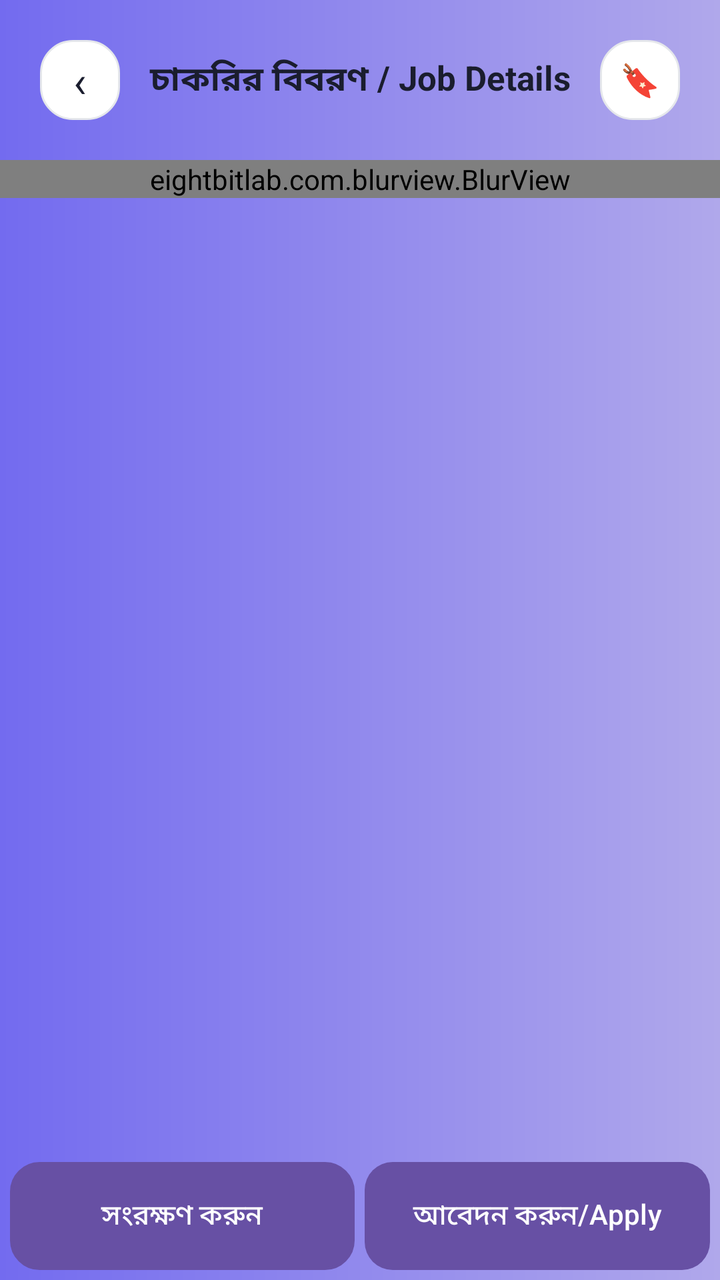
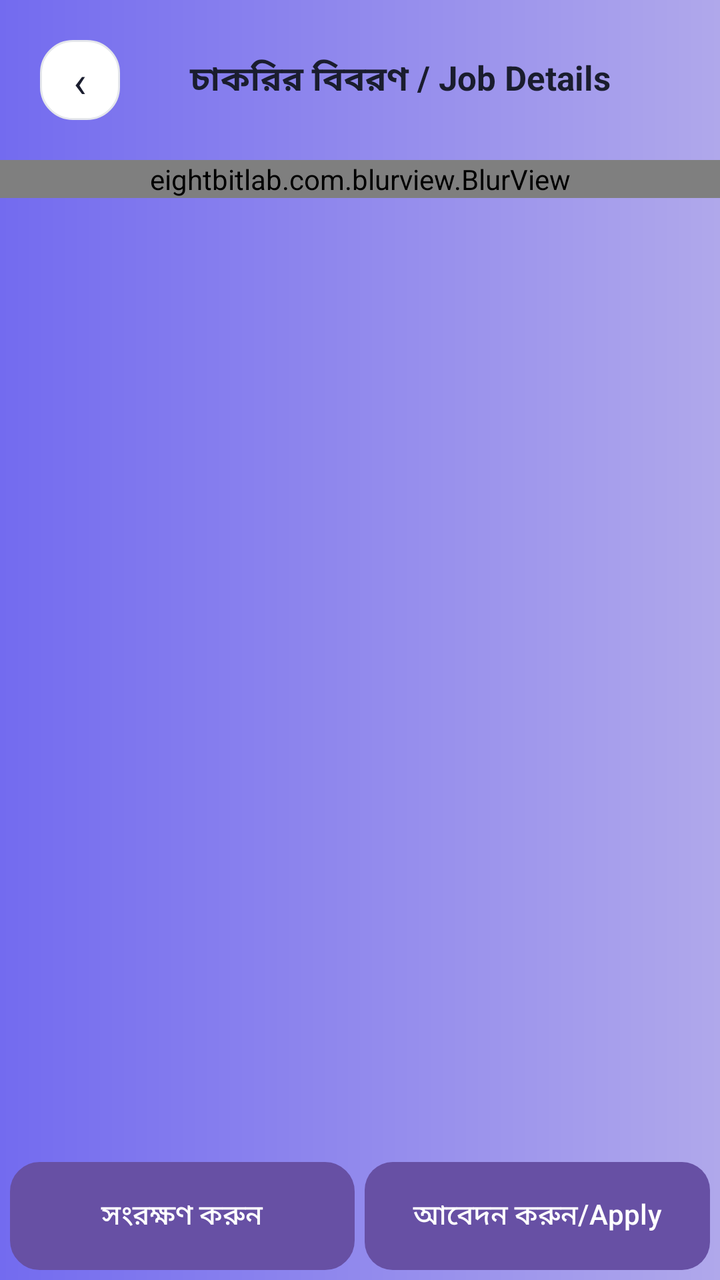

Before-and-after screenshots of an Android layout around one commit, followed by the original layout XML and the change that was made.
<!-- AndroidManifest.xml: application theme Theme.ShoeTA -->
<!-- res/layout/activity_job_detail.xml -->
<?xml version="1.0" encoding="utf-8"?>
<LinearLayout xmlns:android="http://schemas.android.com/apk/res/android"
    android:layout_width="match_parent"
    android:layout_height="match_parent"
    android:orientation="vertical"
    android:background="@drawable/bg_gradient_header">

    
    <LinearLayout
        android:layout_width="match_parent"
        android:layout_height="wrap_content"
        android:orientation="horizontal"
        android:gravity="center_vertical"
        android:padding="20dp"
        android:paddingTop="24dp"
       >
        <FrameLayout
            android:layout_width="40dp"
            android:layout_height="40dp"
            android:background="@drawable/bg_card"
            android:clickable="true"
            android:focusable="true"
            android:id="@+id/btnBack">
            <TextView
                android:layout_width="match_parent"
                android:layout_height="match_parent"
                android:text="‹"
                android:textSize="22sp"
                android:gravity="center"
                android:textColor="@color/text_primary"/>
        </FrameLayout>

        <TextView
            android:layout_width="0dp"
            android:layout_height="wrap_content"
            android:layout_weight="1"
            android:text="চাকরির বিবরণ / Job Details"
            android:textSize="17sp"
            android:textStyle="bold"
            android:textColor="@color/text_primary"
            android:gravity="center"/>

        <FrameLayout
            android:layout_width="40dp"
            android:layout_height="40dp"
            android:background="@drawable/bg_card"
            android:clickable="true"
            android:focusable="true"
            android:id="@+id/btnSaveDetail">
            <TextView
                android:layout_width="match_parent" android:layout_height="match_parent"
                android:text="🔖" android:textSize="16sp" android:gravity="center"/>
        </FrameLayout>
    </LinearLayout>

    <ScrollView
        android:layout_width="match_parent"
        android:layout_height="0dp"
        android:layout_weight="1"
        android:overScrollMode="never">

        <LinearLayout
            android:layout_width="match_parent"
            android:layout_height="wrap_content"
            android:orientation="vertical"
           >

        <eightbitlab.com.blurview.BlurView
            android:id="@+id/glassCard"
            android:layout_width="match_parent"
            android:layout_height="wrap_content"
            android:background="@drawable/bg_glass_overlay">
        
        <LinearLayout
            android:layout_width="match_parent"
            android:layout_height="wrap_content"
            android:orientation="vertical"
            android:padding="10dp">
            
            <LinearLayout
                android:layout_width="match_parent"
                android:layout_height="wrap_content"
                android:orientation="vertical"
                android:background="@drawable/bg_card"
                android:padding="24dp"
                android:gravity="center"
                android:layout_marginBottom="16dp">


                <FrameLayout android:layout_width="80dp" android:layout_height="80dp"
                    android:layout_marginBottom="14dp">
                    <View android:layout_width="80dp" android:layout_height="80dp"
                        android:background="@drawable/bg_circle_purple"/>
                    <TextView android:layout_width="match_parent" android:layout_height="match_parent"
                        android:text="👟" android:textSize="34sp" android:gravity="center"/>
                </FrameLayout>

                <TextView android:id="@+id/tvDetailJobTitle"
                    android:layout_width="wrap_content" android:layout_height="wrap_content"
                    android:text="Job Title" android:textSize="20sp" android:textStyle="bold"
                    android:textColor="@color/text_primary" android:gravity="center"
                    android:layout_marginBottom="4dp"/>

                <TextView android:id="@+id/tvDetailCompany"
                    android:layout_width="wrap_content" android:layout_height="wrap_content"
                    android:text="Company Name" android:textSize="14sp"
                    android:textColor="@color/text_secondary" android:gravity="center"/>
            </LinearLayout>

            
            <LinearLayout android:layout_width="match_parent" android:layout_height="wrap_content"
                android:orientation="horizontal"
                android:background="@drawable/bg_card"
                android:padding="16dp"
                android:layout_marginBottom="16dp">

                
                <LinearLayout android:layout_width="0dp" android:layout_height="wrap_content"
                    android:layout_weight="1" android:orientation="vertical" android:gravity="center">
                    <FrameLayout android:layout_width="40dp" android:layout_height="40dp"
                        android:layout_gravity="center" android:layout_marginBottom="8dp">
                        <View android:layout_width="40dp" android:layout_height="40dp"
                            android:background="@drawable/bg_circle_purple"/>
                        <TextView android:layout_width="match_parent" android:layout_height="match_parent"
                            android:text="💰" android:textSize="18sp" android:gravity="center"/>
                    </FrameLayout>
                    <TextView android:layout_width="wrap_content" android:layout_height="wrap_content"
                        android:text="বেতন" android:textSize="11sp"
                        android:textColor="@color/text_secondary" android:gravity="center"/>
                    <TextView android:id="@+id/tvDetailSalary"
                        android:layout_width="wrap_content" android:layout_height="wrap_content"
                        android:text="৳8,000/মাস" android:textSize="13sp" android:textStyle="bold"
                        android:textColor="@color/text_primary" android:gravity="center"/>
                </LinearLayout>

                
                <View android:layout_width="1dp" android:layout_height="match_parent"
                    android:background="@color/divider" android:layout_marginStart="4dp"
                    android:layout_marginEnd="4dp"/>

                
                <LinearLayout android:layout_width="0dp" android:layout_height="wrap_content"
                    android:layout_weight="1" android:orientation="vertical" android:gravity="center">
                    <FrameLayout android:layout_width="40dp" android:layout_height="40dp"
                        android:layout_gravity="center" android:layout_marginBottom="8dp">
                        <View android:layout_width="40dp" android:layout_height="40dp"
                            android:background="@drawable/bg_circle_blue"/>
                        <TextView android:layout_width="match_parent" android:layout_height="match_parent"
                            android:text="⏱" android:textSize="18sp" android:gravity="center"/>
                    </FrameLayout>
                    <TextView android:layout_width="wrap_content" android:layout_height="wrap_content"
                        android:text="ধরন" android:textSize="11sp"
                        android:textColor="@color/text_secondary" android:gravity="center"/>
                    <TextView android:id="@+id/tvDetailJobType"
                        android:layout_width="wrap_content" android:layout_height="wrap_content"
                        android:text="Full-Time" android:textSize="13sp" android:textStyle="bold"
                        android:textColor="@color/text_primary" android:gravity="center"/>
                </LinearLayout>

                
                <View android:layout_width="1dp" android:layout_height="match_parent"
                    android:background="@color/divider" android:layout_marginStart="4dp"
                    android:layout_marginEnd="4dp"/>

                
                <LinearLayout android:layout_width="0dp" android:layout_height="wrap_content"
                    android:layout_weight="1" android:orientation="vertical" android:gravity="center">
                    <FrameLayout android:layout_width="40dp" android:layout_height="40dp"
                        android:layout_gravity="center" android:layout_marginBottom="8dp">
                        <View android:layout_width="40dp" android:layout_height="40dp"
                            android:background="@drawable/bg_circle_green"/>
                        <TextView android:layout_width="match_parent" android:layout_height="match_parent"
                            android:text="📍" android:textSize="18sp" android:gravity="center"/>
                    </FrameLayout>
                    <TextView android:layout_width="wrap_content" android:layout_height="wrap_content"
                        android:text="এলাকা" android:textSize="11sp"
                        android:textColor="@color/text_secondary" android:gravity="center"/>
                    <TextView android:id="@+id/tvDetailLocation"
                        android:layout_width="wrap_content" android:layout_height="wrap_content"
                        android:text="Mirpur" android:textSize="13sp" android:textStyle="bold"
                        android:textColor="@color/text_primary" android:gravity="center"/>
                </LinearLayout>
            </LinearLayout>

            
            <LinearLayout android:layout_width="match_parent" android:layout_height="wrap_content"
                android:orientation="horizontal"
                android:layout_marginBottom="16dp">
                <TextView android:id="@+id/tvDetailShift"
                    android:layout_width="wrap_content" android:layout_height="30dp"
                    android:text="Day Shift" android:textSize="12sp" android:gravity="center"
                    android:textColor="@color/tag_night_text" android:background="@drawable/bg_tag_blue"
                    android:paddingStart="14dp" android:paddingEnd="14dp" android:layout_marginEnd="8dp"/>
                <TextView android:id="@+id/tvDetailGender"
                    android:layout_width="wrap_content" android:layout_height="30dp"
                    android:text="Male / Female" android:textSize="12sp" android:gravity="center"
                    android:textColor="@color/chip_idle_text" android:background="@drawable/bg_chip_idle"
                    android:paddingStart="14dp" android:paddingEnd="14dp" android:layout_marginEnd="8dp"/>
            </LinearLayout>

            
            <LinearLayout android:layout_width="match_parent" android:layout_height="wrap_content"
                android:orientation="vertical"
                android:background="@drawable/bg_card"
                android:padding="20dp"
                android:layout_marginBottom="16dp">

                <TextView android:layout_width="wrap_content" android:layout_height="wrap_content"
                    android:text="বিবরণ / Job Description:"
                    android:textSize="16sp" android:textStyle="bold"
                    android:textColor="@color/text_primary" android:layout_marginBottom="10dp"/>

                <TextView android:id="@+id/tvDetailPayment"
                    android:layout_width="wrap_content" android:layout_height="wrap_content"
                    android:text="• বেতন পদ্ধতি: Salary Based"
                    android:textSize="14sp" android:textColor="@color/text_secondary"
                    android:lineSpacingExtra="4dp" android:layout_marginBottom="6dp"/>

                <TextView android:id="@+id/tvDetailWorkers"
                    android:layout_width="wrap_content" android:layout_height="wrap_content"
                    android:text="• প্রয়োজনীয় কর্মী: ১০ জন"
                    android:textSize="14sp" android:textColor="@color/text_secondary"
                    android:lineSpacingExtra="4dp" android:layout_marginBottom="6dp"/>

                <TextView android:id="@+id/tvDetailOvertime"
                    android:layout_width="wrap_content" android:layout_height="wrap_content"
                    android:text="• ⏰ওভারটাইম: আছে"
                    android:textSize="14sp" android:textColor="@color/text_secondary"
                    android:lineSpacingExtra="4dp"/>
                <TextView android:id="@+id/tvDetailShelter"
                    android:layout_width="wrap_content" android:layout_height="wrap_content"
                    android:text="• 🏠আবাসন: আছে"
                    android:textSize="14sp" android:textColor="@color/text_secondary"
                    android:lineSpacingExtra="4dp"/>
                <TextView android:id="@+id/tvDetailFood"
                    android:layout_width="wrap_content" android:layout_height="wrap_content"
                    android:text="•  🍽 খাবার: আছে"
                    android:textSize="14sp" android:textColor="@color/text_secondary"
                    android:lineSpacingExtra="4dp"/>
            </LinearLayout>

            
            <LinearLayout android:layout_width="match_parent" android:layout_height="wrap_content"
                android:orientation="horizontal" android:gravity="center_vertical"
                android:background="@drawable/bg_card"
                android:padding="20dp"
                android:layout_marginBottom="24dp">
                <TextView android:layout_width="wrap_content" android:layout_height="wrap_content"
                    android:text="📞  " android:textSize="18sp"/>
                <LinearLayout android:layout_width="0dp" android:layout_height="wrap_content"
                    android:layout_weight="1" android:orientation="vertical">
                    <TextView android:layout_width="wrap_content" android:layout_height="wrap_content"
                        android:text="যোগাযোগ করুন" android:textSize="12sp"
                        android:textColor="@color/text_secondary"/>
                    <TextView android:id="@+id/tvDetailPhone"
                        android:layout_width="wrap_content" android:layout_height="wrap_content"
                        android:text="01XXXXXXXXX" android:textSize="15sp" android:textStyle="bold"
                        android:textColor="@color/text_primary"/>
                </LinearLayout>
            </LinearLayout>
        </LinearLayout>
        </eightbitlab.com.blurview.BlurView>

        </LinearLayout>
    </ScrollView>



    
    <LinearLayout
        android:layout_width="match_parent"
        android:layout_height="wrap_content"
        android:orientation="horizontal"
        android:padding="5dp"
        android:paddingBottom="24dp">

        <Button
            android:id="@+id/btnSaveJob"
            android:layout_width="0dp"
            android:layout_height="54dp"
            android:layout_weight="1"
            android:text="সংরক্ষণ করুন"
            android:textSize="14sp"
            android:textColor="@color/white"
            android:background="@drawable/bg_btn_white"
            android:layout_marginEnd="5dp"
            />

        <Button
            android:id="@+id/btnApplyNow"
            android:layout_width="0dp"
            android:layout_height="54dp"
            android:layout_weight="1"
            android:text="আবেদন করুন/Apply"
            android:textSize="14sp"
            android:textColor="@color/text_on_accent"
            android:background="@drawable/bg_btn_primary"/>
    </LinearLayout>
</LinearLayout>
<!-- resources referenced by this layout -->
<resources>
  <color name="chip_idle_text">#6B7280</color>
  <color name="divider">#E5E7EB</color>
  <color name="tag_night_text">#7C3AED</color>
  <color name="text_on_accent">#FFFFFF</color>
  <color name="text_primary">#1A1D2E</color>
  <color name="text_secondary">#6B7280</color>
  <color name="white">#FFFFFFFF</color>
  <!-- drawable bg_btn_primary (drawable) -->
  <?xml version="1.0" encoding="utf-8"?>
  <shape xmlns:android="http://schemas.android.com/apk/res/android"
      android:shape="rectangle">
      <solid android:color="@color/accent_primary"/>
      <corners android:radius="14dp"/>
  </shape>
  <!-- drawable bg_btn_white (drawable) -->
  <?xml version="1.0" encoding="utf-8"?>
  <shape xmlns:android="http://schemas.android.com/apk/res/android"
      android:shape="rectangle">
      <solid android:color="@color/bg_card"/>
      <stroke android:width="1.5dp" android:color="@color/accent_primary"/>
      <corners android:radius="14dp"/>
  </shape>
  <!-- drawable bg_card (drawable) -->
  <?xml version="1.0" encoding="utf-8"?>
  <shape xmlns:android="http://schemas.android.com/apk/res/android"
      android:shape="rectangle">
      <solid android:color="@color/bg_card"/>
      <stroke android:width="1dp"
          android:color="@color/divider"/>
      <corners android:radius="16dp"/>
  </shape>
  <!-- drawable bg_chip_idle (drawable) -->
  <?xml version="1.0" encoding="utf-8"?>
  <shape xmlns:android="http://schemas.android.com/apk/res/android"
      android:shape="rectangle">
      <solid android:color="@color/bg_card"/>
      <stroke android:width="1dp" android:color="@color/divider"/>
      <corners android:radius="20dp"/>
      <padding android:left="16dp" android:top="8dp" android:right="16dp" android:bottom="8dp"/>
  </shape>
  <!-- drawable bg_circle_blue (drawable) -->
  <?xml version="1.0" encoding="utf-8"?>
  <shape xmlns:android="http://schemas.android.com/apk/res/android"
      android:shape="oval">
      <solid android:color="@color/status_info"/>
  </shape>
  <!-- drawable bg_circle_green (drawable) -->
  <?xml version="1.0" encoding="utf-8"?>
  <shape xmlns:android="http://schemas.android.com/apk/res/android"
      android:shape="oval">
      <solid android:color="@color/status_success"/>
  </shape>
  <!-- drawable bg_circle_purple (drawable) -->
  <?xml version="1.0" encoding="utf-8"?>
  <shape xmlns:android="http://schemas.android.com/apk/res/android"
      android:shape="oval">
      <solid android:color="@color/accent_primary"/>
  </shape>
  <!-- drawable bg_gradient_header (drawable) -->
  <?xml version="1.0" encoding="utf-8"?>
  <shape xmlns:android="http://schemas.android.com/apk/res/android"
      android:shape="rectangle">
  
      <gradient
          android:type="linear"
          android:angle="0"
          android:startColor="#736BEF"
          android:endColor="#B0A8EB"/>
  </shape>
  <!-- drawable bg_tag_blue (drawable) -->
  <?xml version="1.0" encoding="utf-8"?>
  <shape xmlns:android="http://schemas.android.com/apk/res/android"
      android:shape="rectangle">
      <solid android:color="#E4EBFC"/>
      <corners android:radius="8dp"/>
      <padding android:left="8dp" android:top="3dp" android:right="8dp" android:bottom="3dp"/>
  </shape>
  <style name="Theme.ShoeTA" parent="Base.Theme.ShoeTA" />
  <color name="accent_primary">#4F46E5</color>
  <color name="bg_card">#FFFFFF</color>
  <color name="status_info">#3B82F6</color>
  <color name="status_success">#22C55E</color>
  <style name="Base.Theme.ShoeTA" parent="Theme.Material3.DayNight.NoActionBar">
          
          
      </style>
  <!-- unchanged entries left out for length: 1 -->
</resources>

<!-- the commit's change to res/layout/activity_job_detail.xml (unified diff, before → after) -->
@@ -40,17 +40,6 @@
             android:textColor="@color/text_primary"
             android:gravity="center"/>
 
-        <FrameLayout
-            android:layout_width="40dp"
-            android:layout_height="40dp"
-            android:background="@drawable/bg_card"
-            android:clickable="true"
-            android:focusable="true"
-            android:id="@+id/btnSaveDetail">
-            <TextView
-                android:layout_width="match_parent" android:layout_height="match_parent"
-                android:text="🔖" android:textSize="16sp" android:gravity="center"/>
-        </FrameLayout>
     </LinearLayout>
 
     <ScrollView
